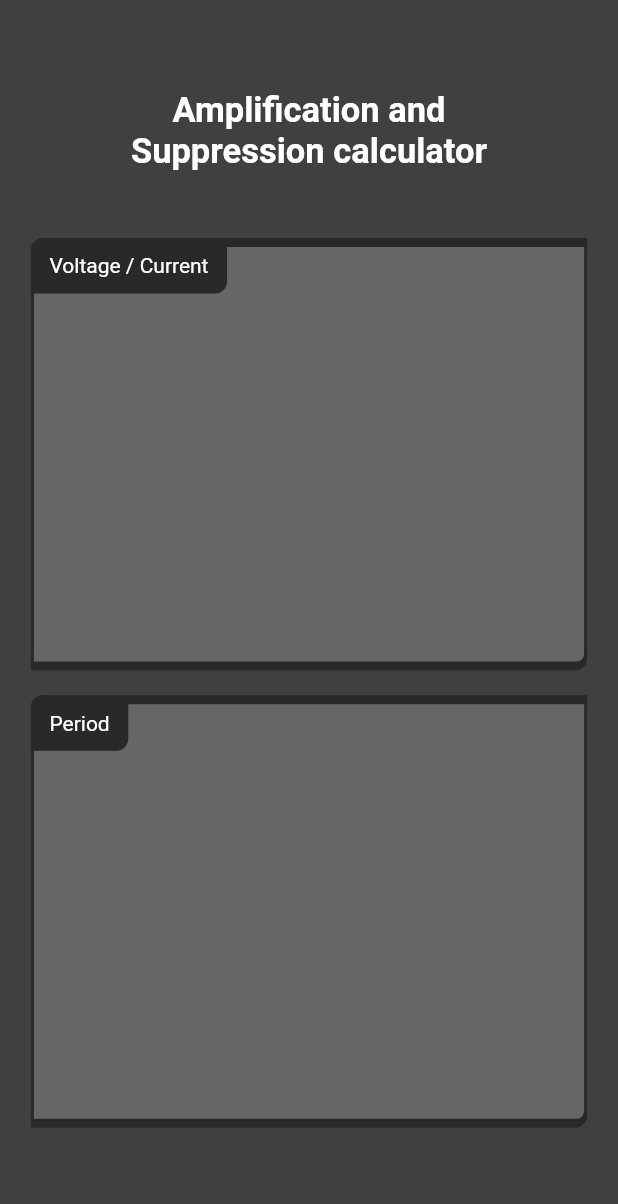
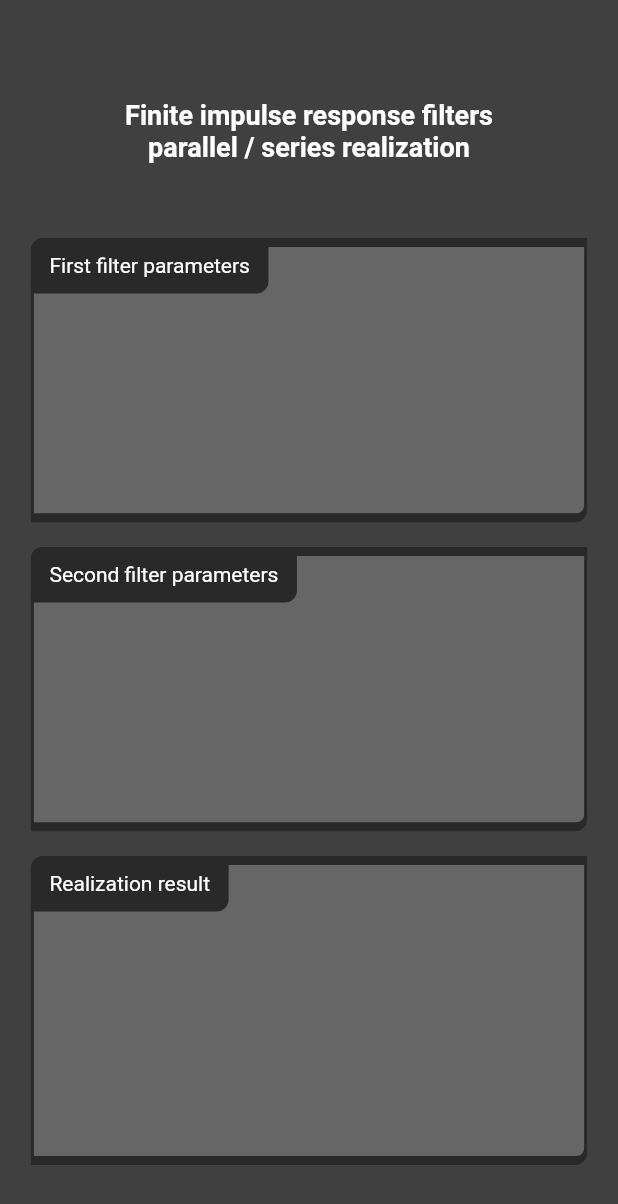
Before and after one commit to Pumaxx/ElectronicsPocketTools-Flutter, a Flutter app: the screen it shows after launch, on a phone screen of 412 x 824 dp. Shown: the top 1204 px of the screen. Run offline on Flutter 3.47's test engine with Material 2 defaults, Android fonts, the light colour scheme and no system bars; drawn by our look-alikes of auto_size_text.

Commit message:
Added DigitalFilters tool UI base

```diff
--- a/lib/UI/amplification_suppression.dart
+++ b/lib/UI/amplification_suppression.dart
@@ -76,7 +76,7 @@
                           width: screenWidth * 0.9,
                         ),
                         TollContainerTitleBar(
-                            title: "Period",
+                            title: "Power",
                             screenWidth: screenWidth,
                             screenHeight: screenHeight),
                       ],
--- a/lib/UI/digital_filters.dart
+++ b/lib/UI/digital_filters.dart
@@ -0,0 +1,106 @@
+import 'package:flutter/material.dart';
+import 'package:auto_size_text/auto_size_text.dart';
+import '../main_menu.dart';
+import 'UI_recorces/tool_containers.dart';
+
+class DigitalFiltersPage extends StatefulWidget {
+  const DigitalFiltersPage({super.key});
+
+  @override
+  State<DigitalFiltersPage> createState() => _DigitalFiltersPageState();
+}
+
+class _DigitalFiltersPageState extends State<DigitalFiltersPage> {
+  @override
+  Widget build(BuildContext context) {
+    final double statusBarHeight = MediaQuery.of(context).padding.top;
+    final double screenHeight =
+        MediaQuery.of(context).size.height - statusBarHeight;
+    final double screenWidth = MediaQuery.of(context).size.width;
+
+    return Scaffold(
+      backgroundColor: customColors.backgroundTool,
+      body: SafeArea(
+        top: true,
+        child: ListView(
+          children: [
+            SizedBox(height: screenHeight * 0.07),
+            SizedBox(
+              height: screenHeight * 0.0725,
+              child: Row(
+                children: [
+                  SizedBox(width: screenWidth * 0.2),
+                  SizedBox(
+                    width: screenWidth * 0.6,
+                    child: const Center(
+                      child: AutoSizeText(
+                        'Finite impulse response filters parallel / series realization',
+                        textAlign: TextAlign.center,
+                        style: TextStyle(
+                          fontWeight: FontWeight.bold,
+                          fontSize: 25.0,
+                        ),
+                        maxLines: 2,
+                      ),
+                    ),
+                  ),
+                  SizedBox(width: screenWidth * 0.2),
+                ],
+              ),
+            ),
+            SizedBox(height: screenHeight * 0.05),
+            Row(
+              children: [
+                SizedBox(width: screenWidth * 0.05),
+                Column(
+                  children: [
+                    Stack(
+                      children: [
+                        TollContainer(
+                          height: screenHeight * 0.23,
+                          width: screenWidth * 0.9,
+                        ),
+                        TollContainerTitleBar(
+                            title: "First filter parameters",
+                            screenWidth: screenWidth,
+                            screenHeight: screenHeight),
+                      ],
+                    ),
+                    SizedBox(height: screenHeight * 0.02),
+                    Stack(
+                      children: [
+                        TollContainer(
+                          height: screenHeight * 0.23,
+                          width: screenWidth * 0.9,
+                        ),
+                        TollContainerTitleBar(
+                            title: "Second filter parameters",
+                            screenWidth: screenWidth,
+                            screenHeight: screenHeight),
+                      ],
+                    ),
+                    SizedBox(height: screenHeight * 0.02),
+                    Stack(
+                      children: [
+                        TollContainer(
+                          height: screenHeight * 0.25,
+                          width: screenWidth * 0.9,
+                        ),
+                        TollContainerTitleBar(
+                            title: "Realization result",
+                            screenWidth: screenWidth,
+                            screenHeight: screenHeight),
+                      ],
+                    ),
+                  ],
+                ),
+                SizedBox(width: screenWidth * 0.05),
+              ],
+            ),
+            SizedBox(height: screenHeight * 0.055),
+          ],
+        ),
+      ),
+    );
+  }
+}
--- a/lib/main_menu.dart
+++ b/lib/main_menu.dart
@@ -2,6 +2,7 @@
 import 'package:flutter/material.dart';
 import 'UI/UI_recorces/colors.dart';
 import 'UI/amplification_suppression.dart';
+import 'UI/digital_filters.dart';
 
 const customColors = CustomColors();
 
@@ -15,7 +16,7 @@
   @override
   Widget build(BuildContext context) {
     return MaterialApp(
-      home: const AmplificationSuppressionPage(),
+      home: const DigitalFiltersPage(),
       debugShowCheckedModeBanner: false,
       theme: ThemeData.dark(),
     );
```
